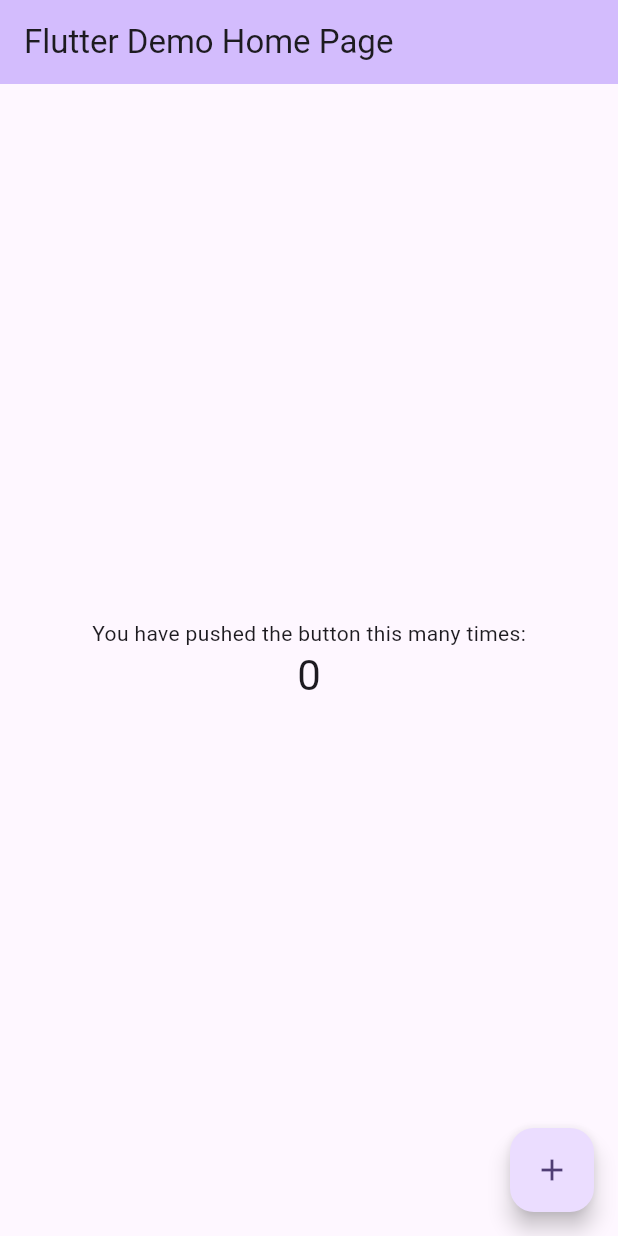
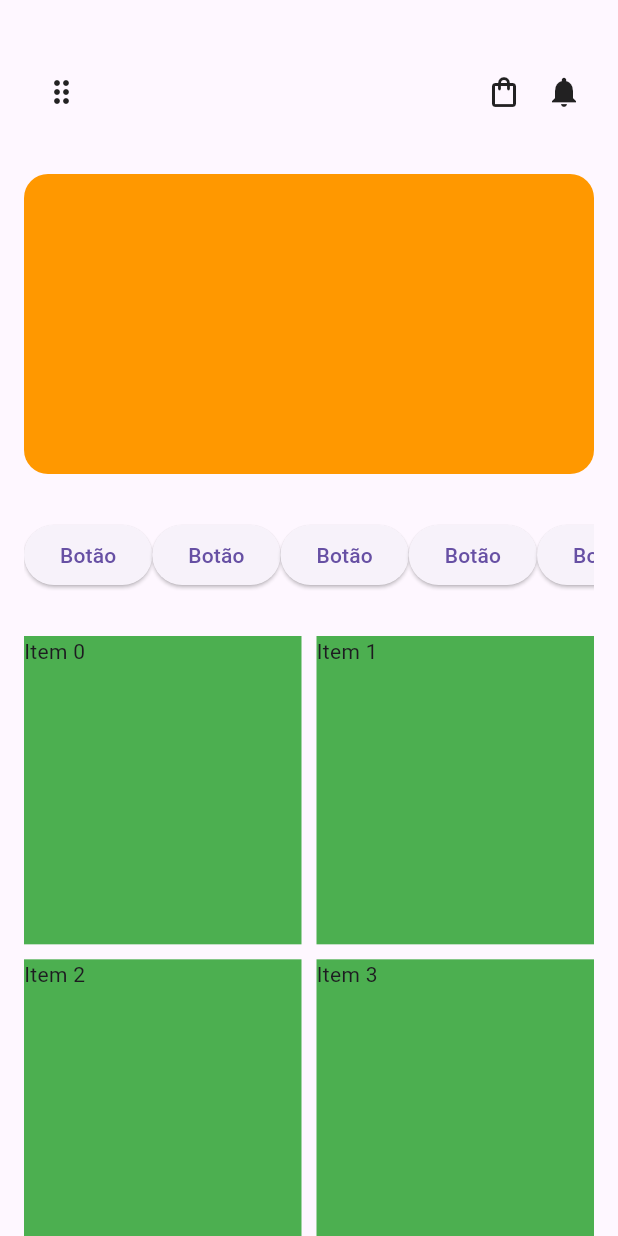
Before and after one commit to AndreyLucasPail/flutter_store_app, a Flutter app: the screen it shows after launch, on a phone screen of 412 x 824 dp. Run offline on Flutter 3.47's test engine with Material 3 defaults, Android fonts, the phone set to English and light mode, and no system bars.

Commit message:
feature: creatin of home demo

```diff
--- /dev/null
+++ b/lib/home/home_mixin.dart
@@ -0,0 +1,6 @@
+import 'package:flutter/material.dart';
+
+mixin HomeMixin<T extends StatefulWidget> on State<T> {
+  late double mediaHeight = MediaQuery.of(context).size.height;
+  late double mediaWidth = MediaQuery.of(context).size.width;
+}
--- /dev/null
+++ b/lib/home/home_screen.dart
@@ -0,0 +1,148 @@
+import 'package:flutter/material.dart';
+import 'package:flutter_store_app/home/home_mixin.dart';
+import 'package:flutter_store_app/utils/colors.dart';
+
+class HomeScreen extends StatefulWidget {
+  const HomeScreen({super.key});
+
+  @override
+  State<HomeScreen> createState() => _HomeScreenState();
+}
+
+class _HomeScreenState extends State<HomeScreen> with HomeMixin {
+  @override
+  Widget build(BuildContext context) {
+    return SafeArea(
+      child: Scaffold(
+        body: body(),
+      ),
+    );
+  }
+
+  Widget body() {
+    return SingleChildScrollView(
+      child: Padding(
+        padding: const EdgeInsets.all(16.0),
+        child: Column(
+          children: [
+            const SizedBox(height: 30),
+            appBar(),
+            const SizedBox(height: 40),
+            discountCard(),
+            const SizedBox(height: 30),
+            rowOfButtons(),
+            const SizedBox(height: 30),
+            productsGrid(),
+          ],
+        ),
+      ),
+    );
+  }
+
+  Widget appBar() {
+    return Row(
+      mainAxisAlignment: MainAxisAlignment.end,
+      children: [
+        InkWell(
+          onTap: () {},
+          child: Container(
+            height: 30,
+            width: 40,
+            child: Icon(Icons.drag_indicator_sharp),
+          ),
+        ),
+        const SizedBox(width: 255),
+        InkWell(
+          onTap: () {},
+          child: Container(
+            height: 30,
+            width: 40,
+            child: Icon(Icons.shopping_bag_outlined),
+          ),
+        ),
+        InkWell(
+          onTap: () {},
+          child: Container(
+            height: 30,
+            width: 40,
+            child: Icon(Icons.notifications),
+          ),
+        ),
+      ],
+    );
+  }
+
+  Widget discountCard() {
+    return Container(
+      height: 200,
+      width: mediaWidth,
+      decoration: BoxDecoration(
+        color: CustomColors.orange,
+        borderRadius: BorderRadius.circular(16.0),
+      ),
+    );
+  }
+
+  Widget rowOfButtons() {
+    return SingleChildScrollView(
+      scrollDirection: Axis.horizontal,
+      child: Row(
+        children: [
+          ElevatedButton(
+            onPressed: () {},
+            child: const Text("Botão"),
+          ),
+          ElevatedButton(
+            onPressed: () {},
+            child: const Text("Botão"),
+          ),
+          ElevatedButton(
+            onPressed: () {},
+            child: const Text("Botão"),
+          ),
+          ElevatedButton(
+            onPressed: () {},
+            child: const Text("Botão"),
+          ),
+          ElevatedButton(
+            onPressed: () {},
+            child: const Text("Botão"),
+          ),
+          ElevatedButton(
+            onPressed: () {},
+            child: const Text("Botão"),
+          ),
+          ElevatedButton(
+            onPressed: () {},
+            child: const Text("Botão"),
+          ),
+          ElevatedButton(
+            onPressed: () {},
+            child: const Text("Botão"),
+          ),
+        ],
+      ),
+    );
+  }
+
+  Widget productsGrid() {
+    return GridView.builder(
+      physics: const NeverScrollableScrollPhysics(),
+      shrinkWrap: true,
+      itemCount: 6,
+      gridDelegate: const SliverGridDelegateWithFixedCrossAxisCount(
+        crossAxisCount: 2,
+        childAspectRatio: 0.9,
+        crossAxisSpacing: 10,
+        mainAxisSpacing: 10,
+      ),
+      itemBuilder: (context, index) {
+        return Container(
+          height: 50,
+          color: CustomColors.green,
+          child: Text("Item $index"),
+        );
+      },
+    );
+  }
+}
--- a/lib/main.dart
+++ b/lib/main.dart
@@ -1,4 +1,5 @@
 import 'package:flutter/material.dart';
+import 'package:flutter_store_app/home/home_screen.dart';
 
 void main() {
   runApp(const MyApp());
@@ -7,119 +8,11 @@ void main() {
 class MyApp extends StatelessWidget {
   const MyApp({super.key});
 
-  // This widget is the root of your application.
   @override
   Widget build(BuildContext context) {
-    return MaterialApp(
-      title: 'Flutter Demo',
-      theme: ThemeData(
-        // This is the theme of your application.
-        //
-        // TRY THIS: Try running your application with "flutter run". You'll see
-        // the application has a purple toolbar. Then, without quitting the app,
-        // try changing the seedColor in the colorScheme below to Colors.green
-        // and then invoke "hot reload" (save your changes or press the "hot
-        // reload" button in a Flutter-supported IDE, or press "r" if you used
-        // the command line to start the app).
-        //
-        // Notice that the counter didn't reset back to zero; the application
-        // state is not lost during the reload. To reset the state, use hot
-        // restart instead.
-        //
-        // This works for code too, not just values: Most code changes can be
-        // tested with just a hot reload.
-        colorScheme: ColorScheme.fromSeed(seedColor: Colors.deepPurple),
-        useMaterial3: true,
-      ),
-      home: const MyHomePage(title: 'Flutter Demo Home Page'),
+    return const MaterialApp(
+      debugShowCheckedModeBanner: false,
+      home: HomeScreen(),
     );
   }
 }
-
-class MyHomePage extends StatefulWidget {
-  const MyHomePage({super.key, required this.title});
-
-  // This widget is the home page of your application. It is stateful, meaning
-  // that it has a State object (defined below) that contains fields that affect
-  // how it looks.
-
-  // This class is the configuration for the state. It holds the values (in this
-  // case the title) provided by the parent (in this case the App widget) and
-  // used by the build method of the State. Fields in a Widget subclass are
-  // always marked "final".
-
-  final String title;
-
-  @override
-  State<MyHomePage> createState() => _MyHomePageState();
-}
-
-class _MyHomePageState extends State<MyHomePage> {
-  int _counter = 0;
-
-  void _incrementCounter() {
-    setState(() {
-      // This call to setState tells the Flutter framework that something has
-      // changed in this State, which causes it to rerun the build method below
-      // so that the display can reflect the updated values. If we changed
-      // _counter without calling setState(), then the build method would not be
-      // called again, and so nothing would appear to happen.
-      _counter++;
-    });
-  }
-
-  @override
-  Widget build(BuildContext context) {
-    // This method is rerun every time setState is called, for instance as done
-    // by the _incrementCounter method above.
-    //
-    // The Flutter framework has been optimized to make rerunning build methods
-    // fast, so that you can just rebuild anything that needs updating rather
-    // than having to individually change instances of widgets.
-    return Scaffold(
-      appBar: AppBar(
-        // TRY THIS: Try changing the color here to a specific color (to
-        // Colors.amber, perhaps?) and trigger a hot reload to see the AppBar
-        // change color while the other colors stay the same.
-        backgroundColor: Theme.of(context).colorScheme.inversePrimary,
-        // Here we take the value from the MyHomePage object that was created by
-        // the App.build method, and use it to set our appbar title.
-        title: Text(widget.title),
-      ),
-      body: Center(
-        // Center is a layout widget. It takes a single child and positions it
-        // in the middle of the parent.
-        child: Column(
-          // Column is also a layout widget. It takes a list of children and
-          // arranges them vertically. By default, it sizes itself to fit its
-          // children horizontally, and tries to be as tall as its parent.
-          //
-          // Column has various properties to control how it sizes itself and
-          // how it positions its children. Here we use mainAxisAlignment to
-          // center the children vertically; the main axis here is the vertical
-          // axis because Columns are vertical (the cross axis would be
-          // horizontal).
-          //
-          // TRY THIS: Invoke "debug painting" (choose the "Toggle Debug Paint"
-          // action in the IDE, or press "p" in the console), to see the
-          // wireframe for each widget.
-          mainAxisAlignment: MainAxisAlignment.center,
-          children: <Widget>[
-            const Text(
-              'You have pushed the button this many times:',
-            ),
-            Text(
-              '$_counter',
-              style: Theme.of(context).textTheme.headlineMedium,
-            ),
-          ],
-        ),
-      ),
-      floatingActionButton: FloatingActionButton(
-        onPressed: _incrementCounter,
-        tooltip: 'Increment',
-        child: const Icon(Icons.add),
-      ), // This trailing comma makes auto-formatting nicer for build methods.
-    );
-  }
-}
--- /dev/null
+++ b/lib/utils/colors.dart
@@ -0,0 +1,10 @@
+import 'package:flutter/material.dart';
+
+class CustomColors {
+  static const Color black = Color(0xFF000000);
+  static const Color white = Color(0xFFFFFFFF);
+  static const Color red = Colors.red;
+  static const Color orange = Colors.orange;
+  static const Color blue = Colors.blue;
+  static const Color green = Colors.green;
+}
```
